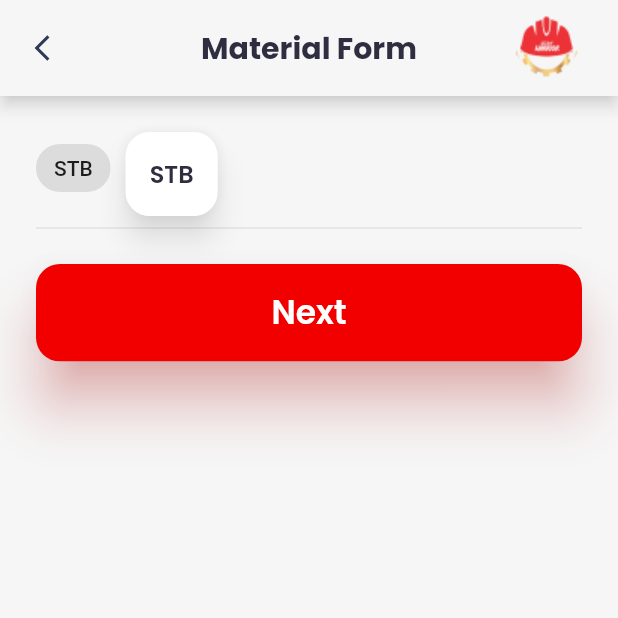
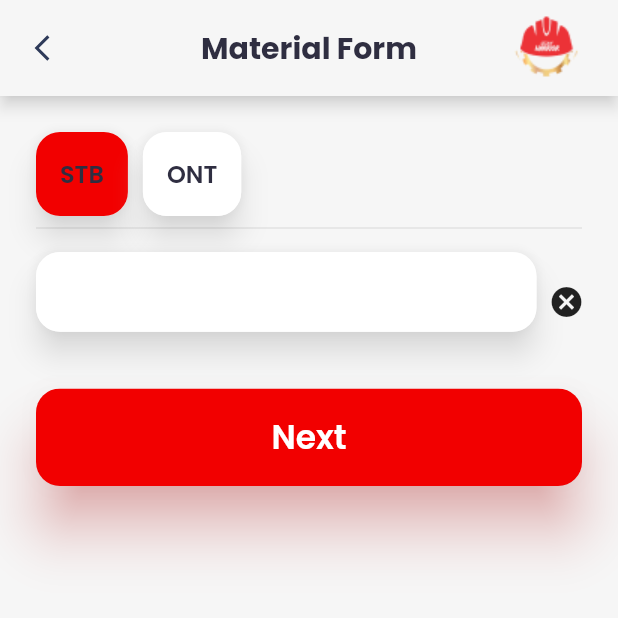
Before and after one commit to imaldila/dbam, a Flutter app: the FormMaterial screen opened directly, after a tap on "STB", on a phone screen of 412 x 824 dp, the top half of it. Run offline on Flutter 3.47's test engine with Material 2 defaults, Android fonts, the phone set to English and light mode, and no system bars; our stand-ins replace flutter_svg, google_fonts, page_transition; project files that could hold a hidden picture were left out.

Commit message:
refractor visibility

```diff
--- a/lib/constants.dart
+++ b/lib/constants.dart
@@ -70,3 +70,7 @@
   color: Colors.white,
   borderRadius: BorderRadius.circular(16),
 );
+BoxDecoration kStyleBoxDecorationTapped = BoxDecoration(
+  color: kBtnColour,
+  borderRadius: BorderRadius.circular(16),
+);
--- a/lib/screens/form_material_screen.dart
+++ b/lib/screens/form_material_screen.dart
@@ -3,6 +3,7 @@
 import 'package:d_bam/models/package_data.dart';
 import 'package:d_bam/models/text_data.dart';
 import 'package:d_bam/widgets/my_button_rounded.dart';
+import 'package:d_bam/widgets/my_text_form.dart';
 import 'package:flutter/material.dart';
 import 'package:flutter_svg/flutter_svg.dart';
 import 'package:provider/provider.dart';
@@ -17,8 +18,19 @@
 }
 
 class _FormMaterialState extends State<FormMaterial> {
-  bool isSelected = false;
-  final List<String> _filters = <String>[];
+  bool visibilitySTB = false;
+  bool visibilityONT = false;
+
+  void _changed(bool visibility, String field) {
+    setState(() {
+      if (field == 'STB') {
+        visibilitySTB = visibility;
+      }
+      if (field == 'ONT') {
+        visibilityONT = visibility;
+      }
+    });
+  }
 
   @override
   Widget build(BuildContext context) {
@@ -40,19 +52,24 @@
               spacing: 10,
               runSpacing: 20,
               children: [
-                FilterChip(
-                    label: Text(categoryData.categories[1].label),
-                    onSelected: (value) {
+                InkWell(
+                  borderRadius: BorderRadius.circular(16),
+                  onTap: () {
                     setState(() {
-                        isSelected = !value;
+                      visibilitySTB
+                          ? _changed(false, categoryData.categories[1].label)
+                          : _changed(true, categoryData.categories[1].label);
+                      print('tapped');
                     });
-                    }),
-                Material(
+                  },
+                  child: Material(
                     elevation: 8,
                     borderRadius: BorderRadius.circular(16),
                     shadowColor: Colors.white,
                     child: Container(
-                    decoration: kStyleBoxDecoration,
+                      decoration: visibilitySTB
+                          ? kStyleBoxDecorationTapped
+                          : kStyleBoxDecoration,
                       padding: EdgeInsets.all(kPadding),
                       child: Text(
                         categoryData.categories[1].label,
@@ -61,16 +78,73 @@
                       ),
                     ),
                   ),
+                ),
+                InkWell(
+                  borderRadius: BorderRadius.circular(16),
+                  onTap: () {
+                    setState(() {
+                      visibilityONT
+                          ? _changed(false, categoryData.categories[0].label)
+                          : _changed(true, categoryData.categories[0].label);
+                      print('tapped');
+                    });
+                  },
+                  child: Material(
+                    elevation: 8,
+                    borderRadius: BorderRadius.circular(16),
+                    shadowColor: Colors.white,
+                    child: Container(
+                      decoration: visibilityONT
+                          ? kStyleBoxDecorationTapped
+                          : kStyleBoxDecoration,
+                      padding: EdgeInsets.all(kPadding),
+                      child: Text(
+                        categoryData.categories[0].label,
+                        style: kTextStyle16Bold,
+                        textAlign: TextAlign.center,
+                      ),
+                    ),
+                  ),
+                ),
               ],
             ),
             Divider(),
-            Visibility(
-              visible: categoryData.categories[1].isSelected,
-              child: Text('asdas'),
+            visibilitySTB
+                ? Row(
+                    children: [
+                      Expanded(
+                        flex: 11,
+                        child: MyTextForm(),
                       ),
-            Visibility(
-                visible: categoryData.categories[2].isSelected,
-                child: Text('asd12321as')),
+                      Expanded(
+                        child: IconButton(
+                          onPressed: () {
+                            _changed(false, 'STB');
+                          },
+                          icon: Icon(Icons.cancel),
+                        ),
+                      )
+                    ],
+                  )
+                : Container(),
+            visibilityONT
+                ? Row(
+                    children: [
+                      Expanded(
+                        flex: 11,
+                        child: MyTextForm(),
+                      ),
+                      Expanded(
+                        child: IconButton(
+                          onPressed: () {
+                            _changed(false, 'ONT');
+                          },
+                          icon: Icon(Icons.cancel),
+                        ),
+                      )
+                    ],
+                  )
+                : Container(),
             SizedBox(
               height: kPadding,
             ),
@@ -131,65 +205,3 @@
     );
   }
 }
-
-class ActorFilterEntry {
-  const ActorFilterEntry(this.name, this.initials);
-  final String name;
-  final String initials;
-}
-
-class CastFilter extends StatefulWidget {
-  const CastFilter({Key? key}) : super(key: key);
-
-  @override
-  State createState() => CastFilterState();
-}
-
-class CastFilterState extends State<CastFilter> {
-  final List<ActorFilterEntry> _cast = <ActorFilterEntry>[
-    const ActorFilterEntry('Aaron Burr', 'AB'),
-    const ActorFilterEntry('Alexander Hamilton', 'AH'),
-    const ActorFilterEntry('Eliza Hamilton', 'EH'),
-    const ActorFilterEntry('James Madison', 'JM'),
-    const ActorFilterEntry('Aasd Madison', 'JM'),
-    const ActorFilterEntry('Jamgasdases Madison', 'JM'),
-  ];
-  final List<String> _filters = <String>[];
-
-  Iterable<Widget> get actorWidgets sync* {
-    for (final ActorFilterEntry actor in _cast) {
-      yield Padding(
-        padding: const EdgeInsets.all(4.0),
-        child: FilterChip(
-          avatar: CircleAvatar(child: Text(actor.initials)),
-          label: Text(actor.name),
-          selected: _filters.contains(actor.name),
-          onSelected: (bool value) {
-            setState(() {
-              if (value) {
-                _filters.add(actor.name);
-              } else {
-                _filters.removeWhere((String name) {
-                  return name == actor.name;
-                });
-              }
-            });
-          },
-        ),
-      );
-    }
-  }
-
-  @override
-  Widget build(BuildContext context) {
-    return Column(
-      mainAxisAlignment: MainAxisAlignment.center,
-      children: <Widget>[
-        Wrap(
-          children: actorWidgets.toList(),
-        ),
-        Text('Look for: ${_filters.join(', ')}'),
-      ],
-    );
-  }
-}
```
Lines whose indentation alone changed are shown as unchanged.
